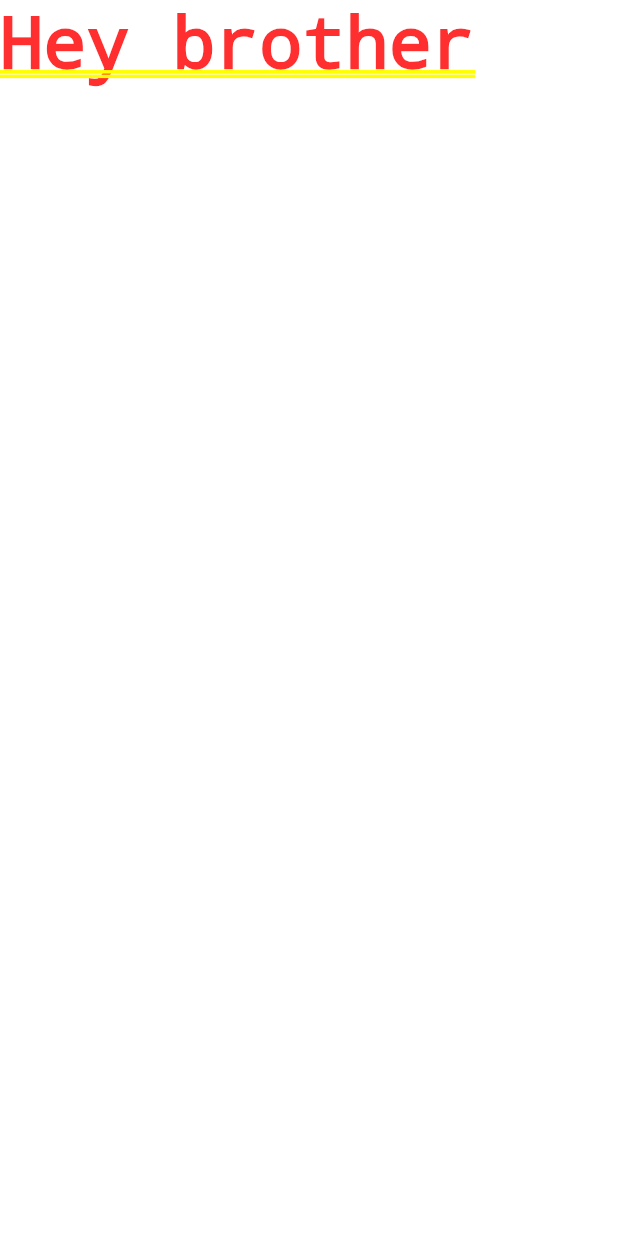
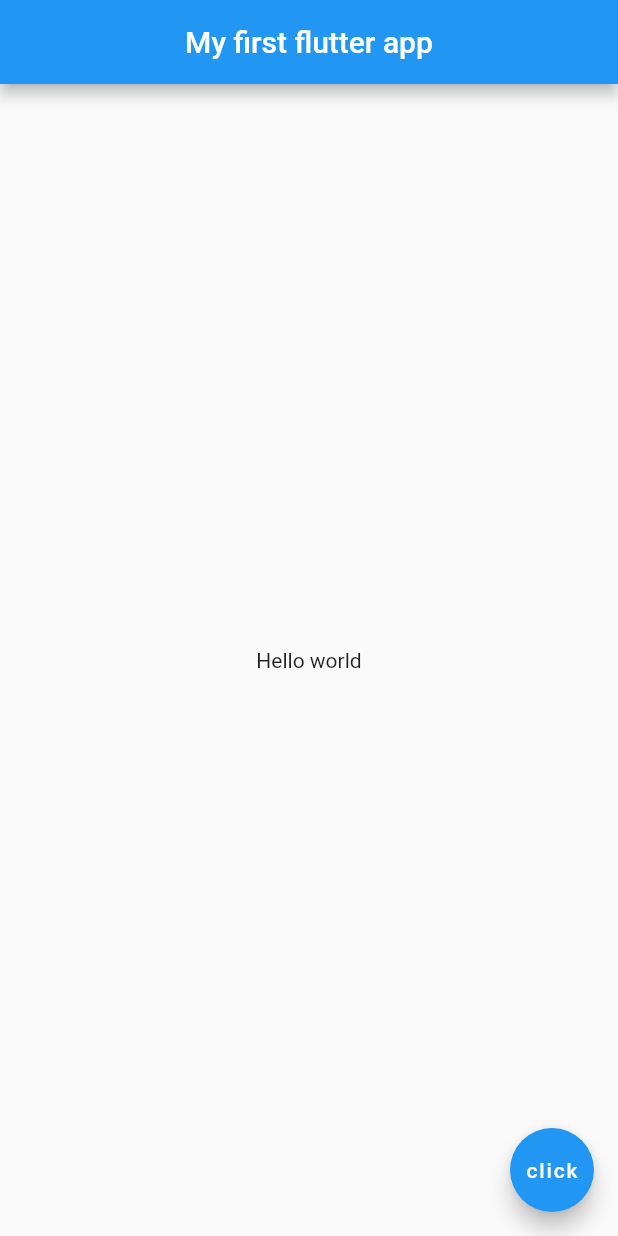
Before and after one commit to ThaoLuu2611/flutter-beginner, a Flutter app: the screen it shows after launch, on a phone screen of 412 x 824 dp. Run offline on Flutter 3.47's test engine with Material 2 defaults, Android fonts, the phone set to English and light mode, and no system bars.

Commit message:
Add scaffold

```diff
--- a/flutter_first_app/lib/main.dart
+++ b/flutter_first_app/lib/main.dart
@@ -1,6 +1,19 @@
 import 'package:flutter/material.dart';
 
 void main() => runApp(MaterialApp(
-  home: Text('Hey brother'),
+  home: Scaffold(
+    appBar: AppBar(
+      title:Text('My first flutter app'),//propertice and value
+      centerTitle: true,
+    ),
+    body: Center(
+        child: Text('Hello world'),
+    ),
+
+    floatingActionButton: FloatingActionButton(
+      child:Text('click'),
+    ),
+
+  )
 
 ));
```
